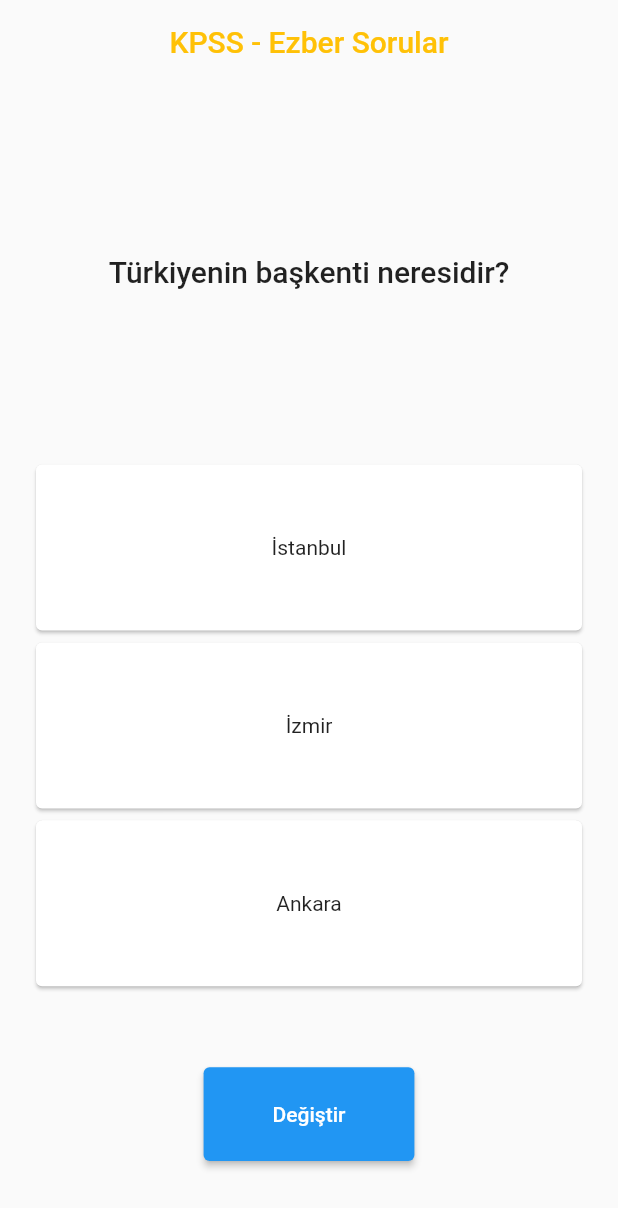
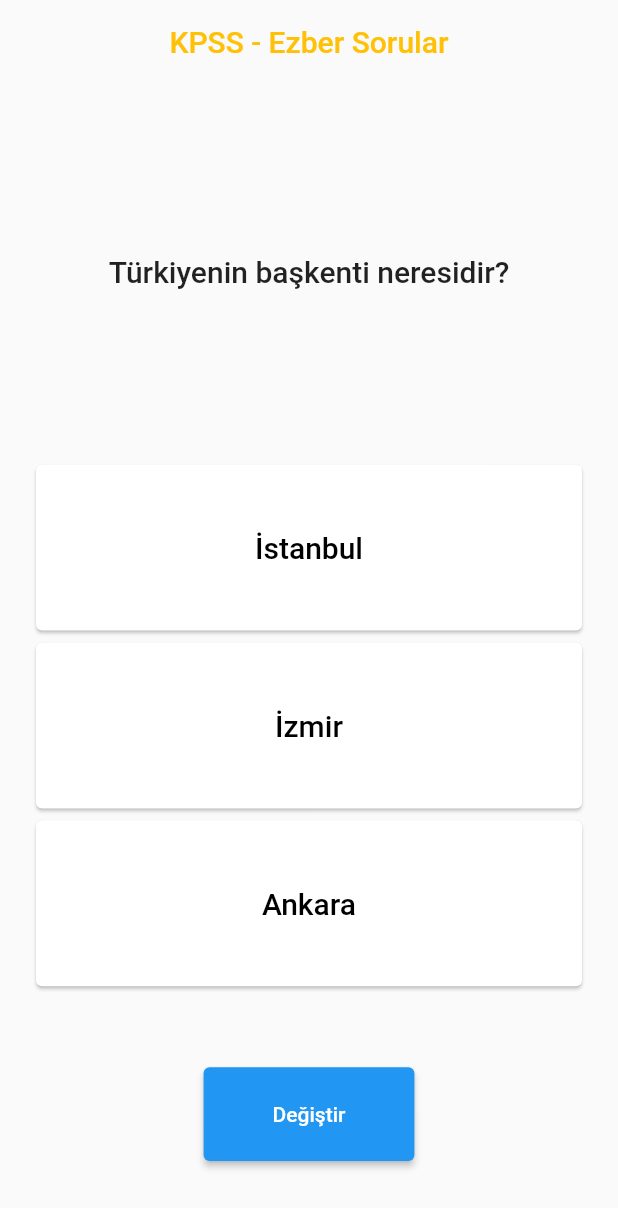
Before and after one commit to bahadirsevim/MyFlutterProject, a Flutter app: the screen it shows after launch, on a phone screen of 412 x 824 dp. Shown: the top 1208 px of the screen. Run offline on Flutter 3.47's test engine with Material 2 defaults, Android fonts, the phone set to English and light mode, and no system bars.

Commit message:
first and last commit

```diff
--- a/lib/models/question.dart
+++ b/lib/models/question.dart
@@ -2,18 +2,37 @@ import 'package:flutter/material.dart';
 
 class MyQuestion {
   final String question;
-  final List<String> options;
+  final List<Option> options;
   final String answer;
 
-  const MyQuestion({
+  MyQuestion({
     required this.question,
     required this.options,
     required this.answer,
   });
 
   static MyQuestion fromJson(json) => MyQuestion(
-      question: json["question"],
-      options: json['options'].cast<String>(),
-      answer: json["answer"],
-  );
+        question: json["question"],
+        options: Option.fromJson(json["options"]),
+        answer: json["answer"],
+      );
 }
+
+class Option {
+  final String option;
+  bool? isCorrect;
+  Option({required this.option});
+
+  static fromJson(json) {
+    List<Option> options = [];
+    for (var item in json) {
+      options.add(Option(option: item["option"]));
+    }
+    return options;
+  }
+
+  @override
+  String toString() {
+    return option;
+  }
+}
--- a/lib/my_home_page.dart
+++ b/lib/my_home_page.dart
@@ -13,7 +13,6 @@ class MyHomePage extends StatefulWidget {
 }
 
 class _MyHomePageState extends State<MyHomePage> {
-  var myColor = Colors.white;
   MyQuestion? question;
   List<MyQuestion?> questions = [];
 
@@ -27,7 +26,10 @@ class _MyHomePageState extends State<MyHomePage> {
   Widget build(BuildContext context) {
     return Scaffold(
       appBar: AppBar(
-        title: const Text("KPSS - Ezber Sorular", style: TextStyle(color: Colors.amber),),
+        title: const Text(
+          "KPSS - Ezber Sorular",
+          style: TextStyle(color: Colors.amber),
+        ),
         backgroundColor: Colors.transparent,
         elevation: 0,
         centerTitle: true,
@@ -35,16 +37,14 @@ class _MyHomePageState extends State<MyHomePage> {
       body: FutureBuilder(
         future: QuestionApi.getUsersLocally(context),
         builder: (context, snapshot) {
-
-          switch(snapshot.connectionState){
-
+          switch (snapshot.connectionState) {
             case ConnectionState.waiting:
               return const Center(child: CircularProgressIndicator());
             default:
-              if(snapshot.hasError){
+              if (snapshot.hasError) {
                 return const Center(child: Text("Some error had"));
-              }else{
-                if (snapshot.data==null)return Container();
+              } else {
+                if (snapshot.data == null) return Container();
                 questions = snapshot.data!;
                 var random = Random();
                 var index = random.nextInt(questions!.length);
@@ -60,8 +60,6 @@ class _MyHomePageState extends State<MyHomePage> {
   }
 
   Widget buildQuestion(List<MyQuestion?> questions) {
-
-
     return Column(
       crossAxisAlignment: CrossAxisAlignment.center,
       children: [
@@ -70,47 +68,41 @@ class _MyHomePageState extends State<MyHomePage> {
             child: Container(
               child: Center(
                   child: Text(
-                      question?.question!??",",
+                question?.question! ?? ",",
                 style: Theme.of(context).textTheme.headline6,
                 textAlign: TextAlign.center,
-                    )
-                ),
-            )
-        ),
+              )),
+            )),
         Expanded(
             flex: 19,
             child: Padding(
               padding: const EdgeInsets.symmetric(horizontal: 20.0),
               child: myCard(question!, 0),
-            )
-        ),
+            )),
         Expanded(
             flex: 19,
             child: Padding(
               padding: const EdgeInsets.symmetric(horizontal: 20.0),
               child: myCard(question!, 1),
-            )
-        ),
+            )),
         Expanded(
             flex: 19,
             child: Padding(
               padding: const EdgeInsets.symmetric(horizontal: 20.0),
               child: myCard(question!, 2),
-            )
-        ),
+            )),
         const SizedBox(
           height: 50.0,
         ),
         Expanded(
           flex: 10,
           child: ElevatedButton(
-            onPressed: (){
+            onPressed: () {
               setState(() {
                 var random = Random();
                 var index = random.nextInt(questions!.length);
                 question = questions![index];
                 index++;
-                myColor = Colors.white;
               });
             },
             child: const Padding(
@@ -128,20 +120,28 @@ class _MyHomePageState extends State<MyHomePage> {
 
   InkWell myCard(MyQuestion question, int index) {
     return InkWell(
-      onTap: (){
+      onTap: () {
         setState(() {
-        if(question.options[index]  == question.answer){
-          myColor = Colors.green;
-        }
-        else {
-          myColor = Colors.red;
+          if (question.options[index].option == question.answer) {
+            question.options[index].isCorrect = true;
+          } else {
+            question.options[index].isCorrect = false;
           }
         });
       },
       child: Card(
-        color: myColor,
-        child: Center(child: Text(question.options[index].toString())),
-      ),
+          color: question.options[index].isCorrect == null
+              ? Colors.white
+              : question.options[index].isCorrect!
+                  ? Colors.green
+                  : Colors.red,
+          child: Center(
+            child: Text(question.options[index].toString(),
+                style: Theme.of(context).textTheme.headline6!.copyWith(
+                    color: question.options[index].isCorrect == null
+                        ? Colors.black
+                        : Colors.white)),
+          )),
     );
   }
 }
```
Also changed, not shown: assets/questions.json (+22 -21 lines), pubspec.lock, 3 other files. Lines whose indentation alone changed are shown as unchanged.
